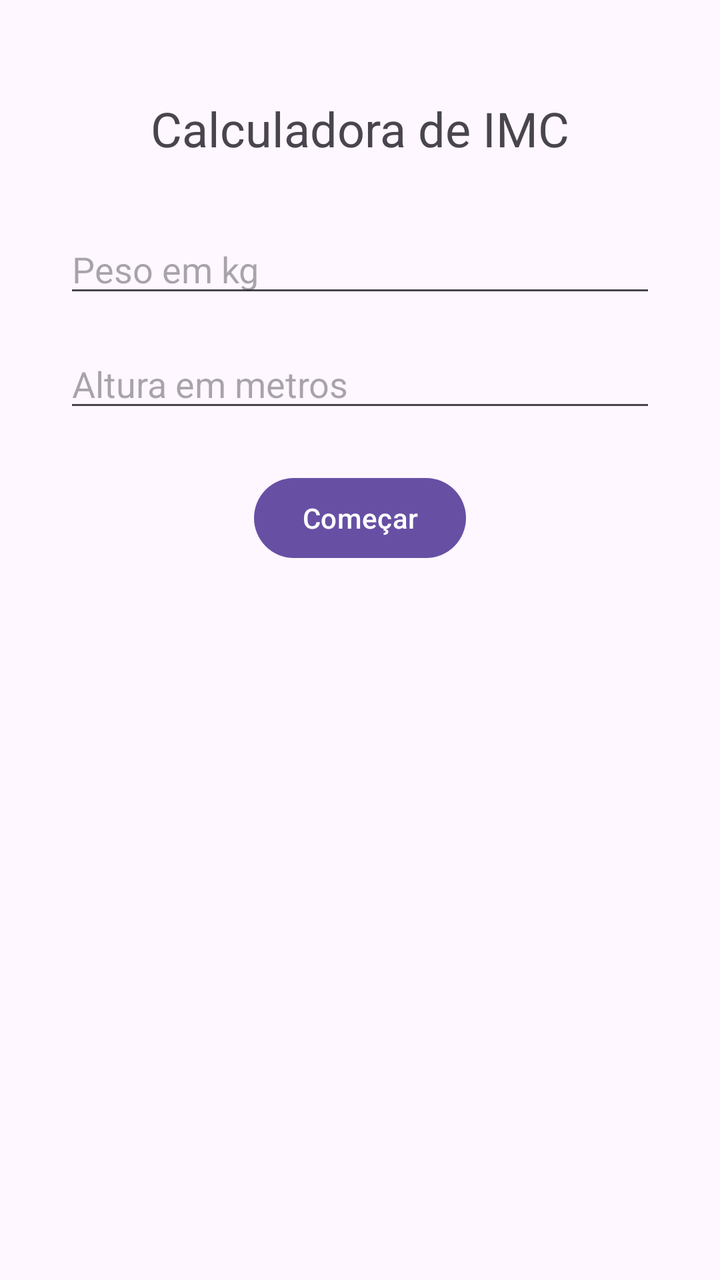
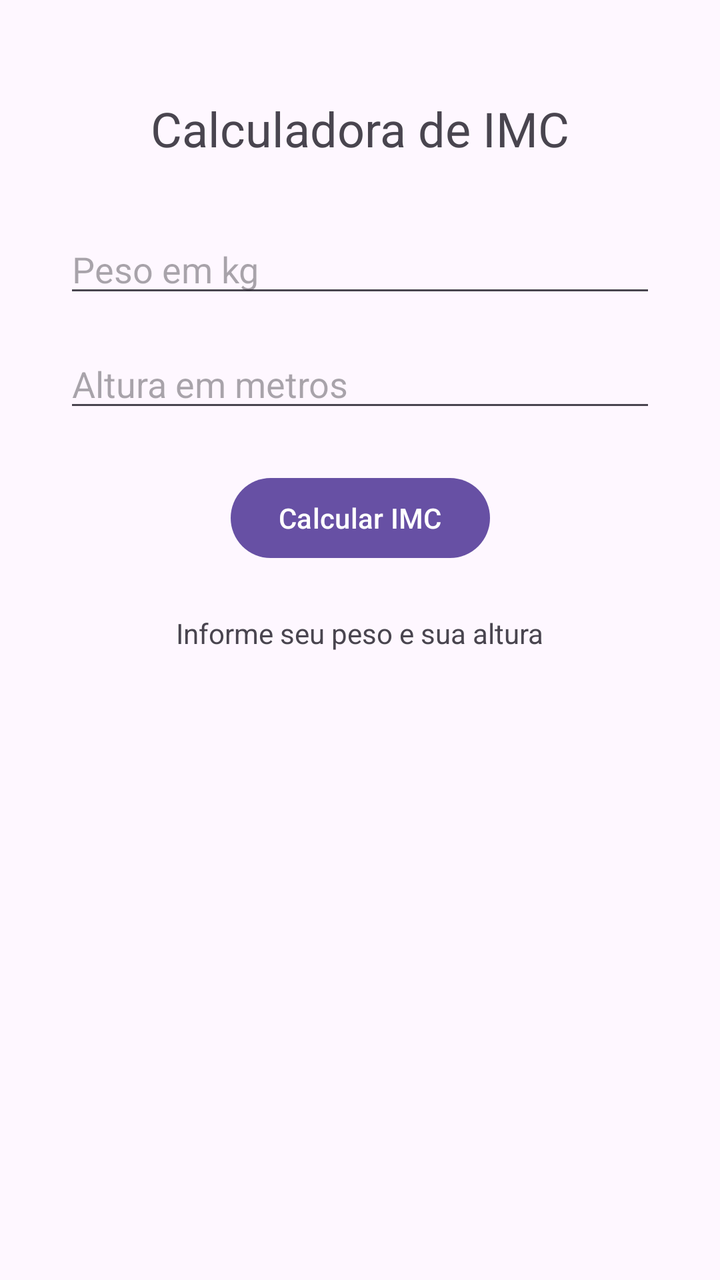

Before-and-after screenshots of an Android layout around one commit, followed by the original layout XML and the change that was made.
<!-- AndroidManifest.xml: application theme Theme.ImcApp -->
<!-- res/layout/activity_main.xml -->
<?xml version="1.0" encoding="utf-8"?>
<androidx.constraintlayout.widget.ConstraintLayout xmlns:android="http://schemas.android.com/apk/res/android"
    xmlns:app="http://schemas.android.com/apk/res-auto"
    xmlns:tools="http://schemas.android.com/tools"
    android:id="@+id/main"
    android:layout_width="match_parent"
    android:layout_height="match_parent"
    tools:context=".MainActivity">

    <TextView
        android:id="@+id/textoMensagem"
        android:layout_width="wrap_content"
        android:layout_height="wrap_content"
        android:layout_marginTop="48dp"
        android:text="@string/titulo_calculadora"
        android:textSize="24sp"
        app:layout_constraintEnd_toEndOf="parent"
        app:layout_constraintStart_toStartOf="parent"
        app:layout_constraintTop_toTopOf="parent" />

    <EditText
        android:id="@+id/campoPeso"
        android:layout_width="0dp"
        android:layout_height="wrap_content"
        android:layout_marginStart="32dp"
        android:layout_marginTop="32dp"
        android:layout_marginEnd="32dp"
        android:hint="@string/dica_peso"
        android:inputType="numberDecimal"
        app:layout_constraintEnd_toEndOf="parent"
        app:layout_constraintStart_toStartOf="parent"
        app:layout_constraintTop_toBottomOf="@id/textoMensagem" />

    <EditText
        android:id="@+id/campoAltura"
        android:layout_width="0dp"
        android:layout_height="wrap_content"
        android:layout_marginStart="32dp"
        android:layout_marginTop="16dp"
        android:layout_marginEnd="32dp"
        android:hint="@string/dica_altura"
        android:inputType="numberDecimal"
        app:layout_constraintEnd_toEndOf="parent"
        app:layout_constraintStart_toStartOf="parent"
        app:layout_constraintTop_toBottomOf="@id/campoPeso" />

    <Button
        android:id="@+id/botaoComecar"
        android:layout_width="wrap_content"
        android:layout_height="wrap_content"
        android:layout_marginTop="24dp"
        android:text="@string/botao_comecar"
        app:layout_constraintEnd_toEndOf="parent"
        app:layout_constraintStart_toStartOf="parent"
        app:layout_constraintTop_toBottomOf="@id/campoAltura" />
</androidx.constraintlayout.widget.ConstraintLayout>
<!-- resources referenced by this layout -->
<resources>
  <string name="botao_comecar">Começar</string>
  <string name="dica_altura">Altura em metros</string>
  <string name="dica_peso">Peso em kg</string>
  <string name="titulo_calculadora">Calculadora de IMC</string>
  <style name="Theme.ImcApp" parent="Base.Theme.ImcApp" />
  <style name="Base.Theme.ImcApp" parent="Theme.Material3.DayNight.NoActionBar">
          
          
      </style>
</resources>

<!-- the commit's change to res/layout/activity_main.xml (unified diff, before → after) -->
@@ -45,12 +45,22 @@
         app:layout_constraintTop_toBottomOf="@id/campoPeso" />
 
     <Button
-        android:id="@+id/botaoComecar"
+        android:id="@+id/botaoCalcular"
         android:layout_width="wrap_content"
         android:layout_height="wrap_content"
         android:layout_marginTop="24dp"
-        android:text="@string/botao_comecar"
+        android:text="@string/botao_calcular"
         app:layout_constraintEnd_toEndOf="parent"
         app:layout_constraintStart_toStartOf="parent"
         app:layout_constraintTop_toBottomOf="@id/campoAltura" />
+
+    <TextView
+        android:id="@+id/textoResultado"
+        android:layout_width="wrap_content"
+        android:layout_height="wrap_content"
+        android:layout_marginTop="24dp"
+        android:text="@string/resultado_aguardando"
+        app:layout_constraintEnd_toEndOf="parent"
+        app:layout_constraintStart_toStartOf="parent"
+        app:layout_constraintTop_toBottomOf="@id/botaoCalcular" />
 </androidx.constraintlayout.widget.ConstraintLayout>
<!-- resource entries referenced after the edit -->
@@ -1,8 +1,9 @@
 <!-- resources referenced by this layout -->
 <resources>
-  <string name="botao_comecar">Começar</string>
+  <string name="botao_calcular">Calcular IMC</string>
   <string name="dica_altura">Altura em metros</string>
   <string name="dica_peso">Peso em kg</string>
+  <string name="resultado_aguardando">Informe seu peso e sua altura</string>
   <string name="titulo_calculadora">Calculadora de IMC</string>
   <style name="Theme.ImcApp" parent="Base.Theme.ImcApp" />
   <style name="Base.Theme.ImcApp" parent="Theme.Material3.DayNight.NoActionBar">
